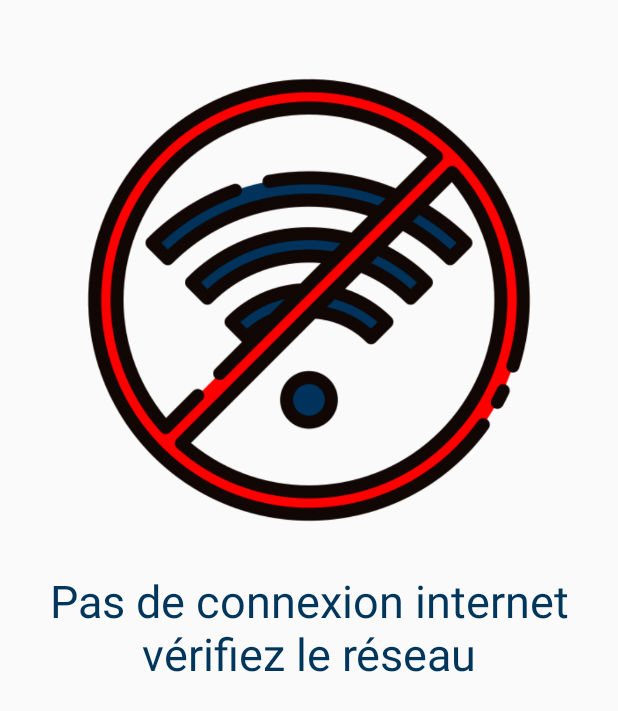
After one commit to hamzaaitabdel/Laivraison_Facile, an Android app: the NoNetworkActivity screen opened directly, with no data from a screen before it, on a phone screen of 412 x 824 dp. The commit adds this screen. Shown: the top 711 px of the screen. Run offline under Robolectric (Android 15) with nearby library versions, the phone set to English and light mode, and no system bars.

Commit message:
webview [error]

```diff
--- a/app/src/main/java/com/azan/laivraisonfacile/LoadingDialog.java
+++ b/app/src/main/java/com/azan/laivraisonfacile/LoadingDialog.java
@@ -4,6 +4,7 @@ import android.app.Activity;
 import android.app.AlertDialog;
 import android.app.Dialog;
 import android.content.Context;
+import android.graphics.drawable.ColorDrawable;
 import android.os.Bundle;
 import android.util.Log;
 import android.view.LayoutInflater;
@@ -19,9 +20,9 @@ class LoadingDialog extends Dialog {
     @Override
     protected void onCreate(Bundle savedInstanceState) {
         super.onCreate(savedInstanceState);
-        setContentView(R.layout.custom_dialog_loading);
+        setContentView(R.layout.dialog_loading);
         setCancelable(false);
-
+        getWindow().setBackgroundDrawable(new ColorDrawable(android.graphics.Color.TRANSPARENT));
     }
 
 }
--- a/app/src/main/java/com/azan/laivraisonfacile/MyWebViewClient.java
+++ b/app/src/main/java/com/azan/laivraisonfacile/MyWebViewClient.java
@@ -1,5 +1,6 @@
 package com.azan.laivraisonfacile;
 
+import android.app.Activity;
 import android.content.Context;
 import android.os.Build;
 import android.os.Handler;
@@ -32,7 +33,7 @@ class MyWebViewClient extends WebViewClient {
             Window window = activity.getWindow();
             window.addFlags(WindowManager.LayoutParams.FLAG_DRAWS_SYSTEM_BAR_BACKGROUNDS);
             window.clearFlags(WindowManager.LayoutParams.FLAG_TRANSLUCENT_STATUS);
-            window.setStatusBarColor(activity.getResources().getColor(R.color.purple_700));
+            window.setStatusBarColor(activity.getResources().getColor(R.color.statue_bar_color));
             Log.i("COLOR----->",view.getSolidColor()+"");
         }
         return true;
--- /dev/null
+++ b/app/src/main/java/com/azan/laivraisonfacile/NoNetworkActivity.java
@@ -0,0 +1,15 @@
+package com.azan.laivraisonfacile;
+
+import androidx.appcompat.app.AppCompatActivity;
+
+import android.os.Bundle;
+import android.webkit.WebView;
+
+public class NoNetworkActivity extends AppCompatActivity {
+    private WebView webView;
+    @Override
+    protected void onCreate(Bundle savedInstanceState) {
+        super.onCreate(savedInstanceState);
+        setContentView(R.layout.activity_no_network);
+    }
+}
--- /dev/null
+++ b/app/src/main/res/layout/activity_no_network.xml
@@ -0,0 +1,28 @@
+<?xml version="1.0" encoding="utf-8"?>
+<androidx.constraintlayout.widget.ConstraintLayout xmlns:android="http://schemas.android.com/apk/res/android"
+    xmlns:app="http://schemas.android.com/apk/res-auto"
+    xmlns:tools="http://schemas.android.com/tools"
+    android:layout_width="match_parent"
+    android:layout_height="match_parent"
+    android:orientation="vertical"
+    tools:context=".NoNetworkActivity">
+
+    <ImageView
+        android:layout_width="300dp"
+        android:layout_height="300dp"
+        android:id="@+id/img"
+        android:src="@drawable/no_internet"
+        android:layout_marginTop="50dp"
+        app:layout_constraintEnd_toEndOf="parent"
+        app:layout_constraintStart_toStartOf="parent"
+        app:layout_constraintTop_toTopOf="parent" />
+    <TextView
+        android:layout_width="match_parent"
+        android:layout_height="wrap_content"
+        android:layout_marginTop="30dp"
+        android:text="Pas de connexion internet\nvérifiez le réseau"
+        app:layout_constraintTop_toBottomOf="@+id/img"
+        android:textAlignment="center"
+        android:textColor="@color/text2"
+        android:textSize="30sp"/>
+</androidx.constraintlayout.widget.ConstraintLayout>
--- /dev/null
+++ b/app/src/main/res/values-v23/themes.xml
@@ -0,0 +1,9 @@
+<?xml version="1.0" encoding="utf-8"?>
+<resources>
+
+    <style name="Theme.LaivraisonFacile" parent="Theme.MaterialComponents.DayNight.DarkActionBar">
+        <item name="android:windowActionBar">false</item>
+        <item name="android:windowNoTitle">true</item>
+        <item name="android:windowLightStatusBar">false</item>
+    </style>
+</resources>
--- a/app/src/main/res/values/colors.xml
+++ b/app/src/main/res/values/colors.xml
@@ -7,4 +7,6 @@
     <color name="teal_700">#FF018786</color>
     <color name="black">#FF000000</color>
     <color name="white">#FFFFFFFF</color>
+    <color name="statue_bar_color">#0BC6FD</color>
+    <color name="text2">#00365C</color>
 </resources>
--- a/app/src/main/res/values/themes.xml
+++ b/app/src/main/res/values/themes.xml
@@ -3,5 +3,6 @@
     <style name="Theme.LaivraisonFacile" parent="Theme.MaterialComponents.DayNight.DarkActionBar">
     <item name="android:windowActionBar">false</item>
     <item name="android:windowNoTitle">true</item>
+    <item name="android:windowLightStatusBar">false</item>
     </style>
 </resources>
```
Also changed, not shown: app/src/main/AndroidManifest.xml (+14 -2 lines), app/src/main/java/com/azan/laivraisonfacile/MainActivity.java (+4 -6 lines), app/src/main/java/com/azan/laivraisonfacile/SplashActivity.java (added, +40 -0 lines), app/src/main/res/drawable/progress_bg.xml (added, +33 -0 lines), app/src/main/res/layout/activity_splash.xml (added, +17 -0 lines), app/src/main/res/layout/custom_dialog_loading.xml (deleted, +0 -23 lines), app/src/main/res/layout/dialog_loading.xml (added, +17 -0 lines), app/src/main/res/drawable-v24/no_internet.png (added), app/src/main/res/drawable-v24/no_wifi.png (added), app/src/main/res/drawable-v24/pas_de_connexion.png (added), app/src/main/res/drawable/logo.jpg (added), 1 other file.
